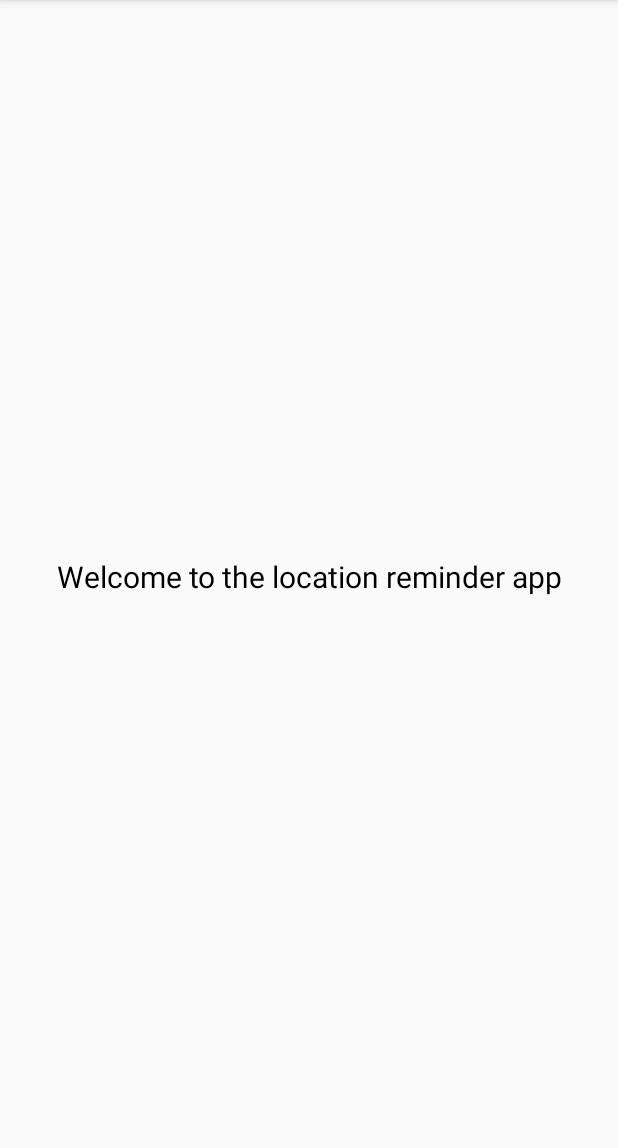
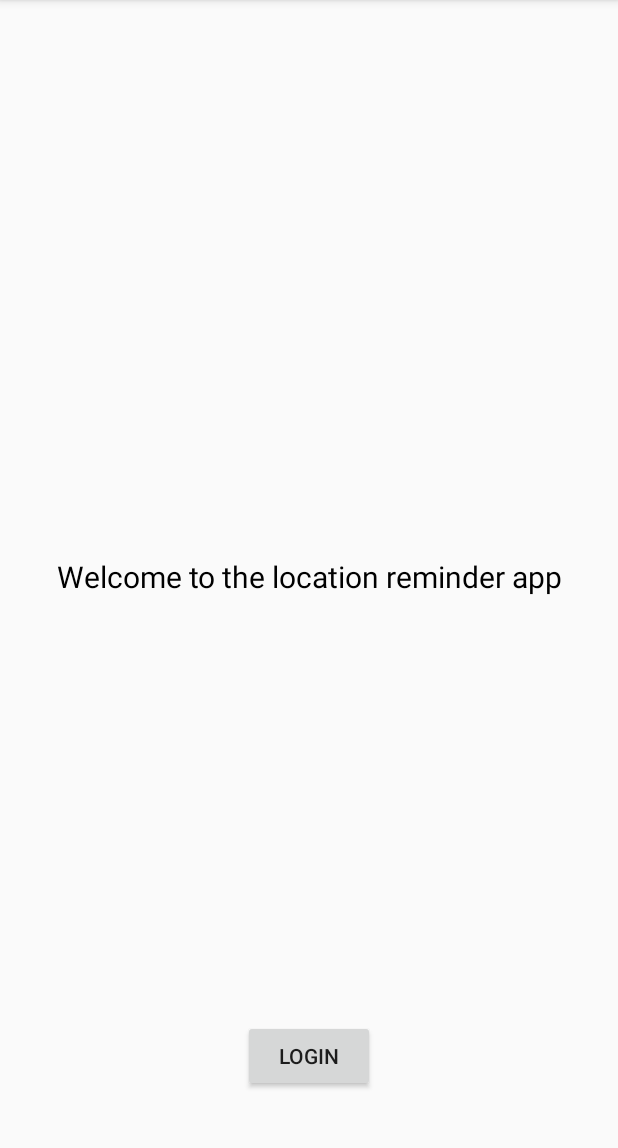
Before and after one commit to AntoineGS/Udacity_Android_Part4_Project_LocationReminder, an Android app: the AuthenticationActivity screen opened directly, with no data from a screen before it, on a phone screen of 412 x 824 dp, the part 84-1232 px from its top. Run offline under Robolectric (Android 15) with nearby library versions, the phone set to English and light mode, and no system bars; our stand-ins replace Firebase (no records; nobody signed in at launch, a user with empty details on screens opened directly), data binding; libraries missing offline, so code that uses them is left out: com.firebase.ui.

Commit message:
Work on login, activity is not yet called

```diff
--- a/app/src/main/java/com/udacity/project4/authentication/AuthenticationActivity.kt
+++ b/app/src/main/java/com/udacity/project4/authentication/AuthenticationActivity.kt
@@ -1,8 +1,13 @@
 package com.udacity.project4.authentication
 
+import android.content.Intent
 import android.os.Bundle
 import androidx.appcompat.app.AppCompatActivity
+import androidx.lifecycle.ViewModelProvider
+import com.firebase.ui.auth.AuthUI
 import com.udacity.project4.R
+import com.udacity.project4.databinding.ActivityAuthenticationBinding
+import com.udacity.project4.locationreminders.RemindersActivity
 
 /**
  * This class should be the starting point of the app, It asks the users to sign in / register, and redirects the
@@ -10,15 +15,39 @@ import com.udacity.project4.R
  */
 class AuthenticationActivity : AppCompatActivity() {
 
+    private lateinit var binding: ActivityAuthenticationBinding
+
     override fun onCreate(savedInstanceState: Bundle?) {
         super.onCreate(savedInstanceState)
-        setContentView(R.layout.activity_authentication)
-//         TODO: Implement the create account and sign in using FirebaseUI, use sign in using email and sign in using Google
 
-//          TODO: If the user was authenticated, send him to RemindersActivity
+        binding = ActivityAuthenticationBinding.inflate(layoutInflater)
+        binding.viewModel = ViewModelProvider(this).get(AuthenticationViewModel::class.java)
+        setContentView(binding.root)
 
-//          TODO: a bonus is to customize the sign in flow to look nice using :
-        //https://github.com/firebase/FirebaseUI-Android/blob/master/auth/README.md#custom-layout
+        binding.viewModel?.userIsAuthenticated?.observe(this, {
+            if (it) {
+                val intent = Intent(this, RemindersActivity::class.java)
+                startActivity(intent)
+            }
+        })
 
+        binding.loginButton.setOnClickListener {
+            requestLogin()
+        }
+    }
+
+    private fun requestLogin() {
+        val providers = arrayListOf(
+            AuthUI.IdpConfig.EmailBuilder().build(), AuthUI.IdpConfig.GoogleBuilder().build()
+        )
+
+        startActivity(
+            AuthUI.getInstance()
+                .createSignInIntentBuilder()
+                .setLogo(R.drawable.map)
+                .setIsSmartLockEnabled(false)
+                .setAvailableProviders(providers)
+                .build()
+        )
     }
 }
--- /dev/null
+++ b/app/src/main/java/com/udacity/project4/authentication/AuthenticationViewModel.kt
@@ -0,0 +1,13 @@
+package com.udacity.project4.authentication
+
+import android.app.Application
+import androidx.lifecycle.map
+import com.udacity.project4.base.BaseViewModel
+
+class AuthenticationViewModel(app: Application): BaseViewModel(app) {
+
+    val userIsAuthenticated = FirebaseUserLiveData().map { user ->
+        user != null
+    }
+
+}
--- /dev/null
+++ b/app/src/main/java/com/udacity/project4/authentication/FirebaseUserLiveData.kt
@@ -0,0 +1,54 @@
+package com.udacity.project4.authentication
+
+// Code taken from https://github.com/googlecodelabs/android-kotlin-login-navigation/blob/master/app/src/main/java/com/example/android/firebaseui_login_sample/FirebaseUserLiveData.kt
+// on 4/30/2021, see LICENSE-APACHE2.0 file in project root
+
+
+/*
+ * Copyright 2019, The Android Open Source Project
+ *
+ * Licensed under the Apache License, Version 2.0 (the "License");
+ * you may not use this file except in compliance with the License.
+ * You may obtain a copy of the License at
+ *
+ *     https://www.apache.org/licenses/LICENSE-2.0
+ *
+ * Unless required by applicable law or agreed to in writing, software
+ * distributed under the License is distributed on an "AS IS" BASIS,
+ * WITHOUT WARRANTIES OR CONDITIONS OF ANY KIND, either express or implied.
+ * See the License for the specific language governing permissions and
+ * limitations under the License.
+ */
+
+import com.google.firebase.auth.FirebaseUser
+import com.google.firebase.auth.FirebaseAuth
+import androidx.lifecycle.LiveData
+
+/**
+ * This class observes the current FirebaseUser. If there is no logged in user, FirebaseUser will
+ * be null.
+ *
+ * Note that onActive() and onInactive() will get triggered when the configuration changes (for
+ * example when the device is rotated). This may be undesirable or expensive depending on the
+ * nature of your LiveData object, but is okay for this purpose since we are only adding and
+ * removing the authStateListener.
+ */
+class FirebaseUserLiveData : LiveData<FirebaseUser?>() {
+    private val firebaseAuth = FirebaseAuth.getInstance()
+
+    private val authStateListener = FirebaseAuth.AuthStateListener { firebaseAuth ->
+        value = firebaseAuth.currentUser
+    }
+
+    // When this object has an active observer, start observing the FirebaseAuth state to see if
+    // there is currently a logged in user.
+    override fun onActive() {
+        firebaseAuth.addAuthStateListener(authStateListener)
+    }
+
+    // When this object no longer has an active observer, stop observing the FirebaseAuth state to
+    // prevent memory leaks.
+    override fun onInactive() {
+        firebaseAuth.removeAuthStateListener(authStateListener)
+    }
+}
--- a/app/src/main/res/layout/activity_authentication.xml
+++ b/app/src/main/res/layout/activity_authentication.xml
@@ -1,7 +1,15 @@
 <?xml version="1.0" encoding="utf-8"?>
-<androidx.constraintlayout.widget.ConstraintLayout xmlns:android="http://schemas.android.com/apk/res/android"
+<layout xmlns:android="http://schemas.android.com/apk/res/android"
     xmlns:app="http://schemas.android.com/apk/res-auto"
-    xmlns:tools="http://schemas.android.com/tools"
+    xmlns:tools="http://schemas.android.com/tools">
+
+    <data>
+        <variable
+            name="viewModel"
+            type="com.udacity.project4.authentication.AuthenticationViewModel" />
+    </data>
+
+    <androidx.constraintlayout.widget.ConstraintLayout
         android:layout_width="match_parent"
         android:layout_height="match_parent"
         tools:context=".authentication.AuthenticationActivity">
@@ -17,4 +25,15 @@
             app:layout_constraintStart_toStartOf="parent"
             app:layout_constraintTop_toTopOf="parent" />
 
+        <Button
+            android:id="@+id/login_button"
+            android:layout_width="wrap_content"
+            android:layout_height="wrap_content"
+            android:layout_marginBottom="40dp"
+            android:text="@string/login"
+            app:layout_constraintBottom_toBottomOf="parent"
+            app:layout_constraintEnd_toEndOf="parent"
+            app:layout_constraintStart_toStartOf="parent" />
+
     </androidx.constraintlayout.widget.ConstraintLayout>
+</layout>
```
Also changed, not shown: app/build.gradle (+6 -6 lines), 2 other files. Lines whose indentation alone changed are shown as unchanged.
